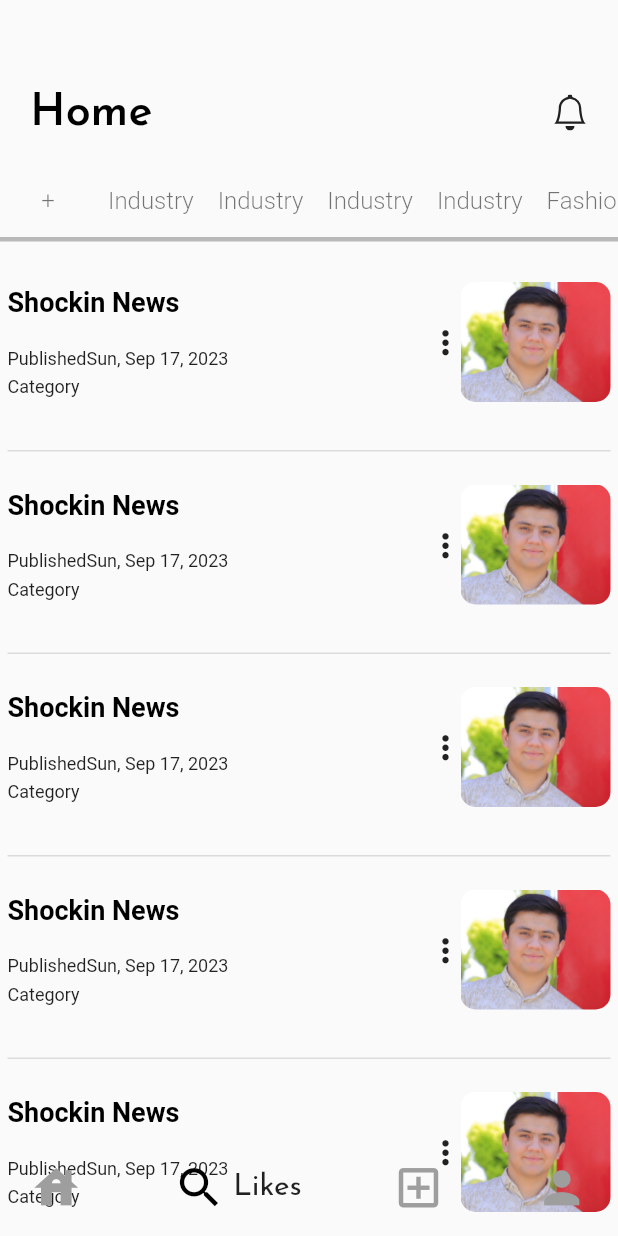
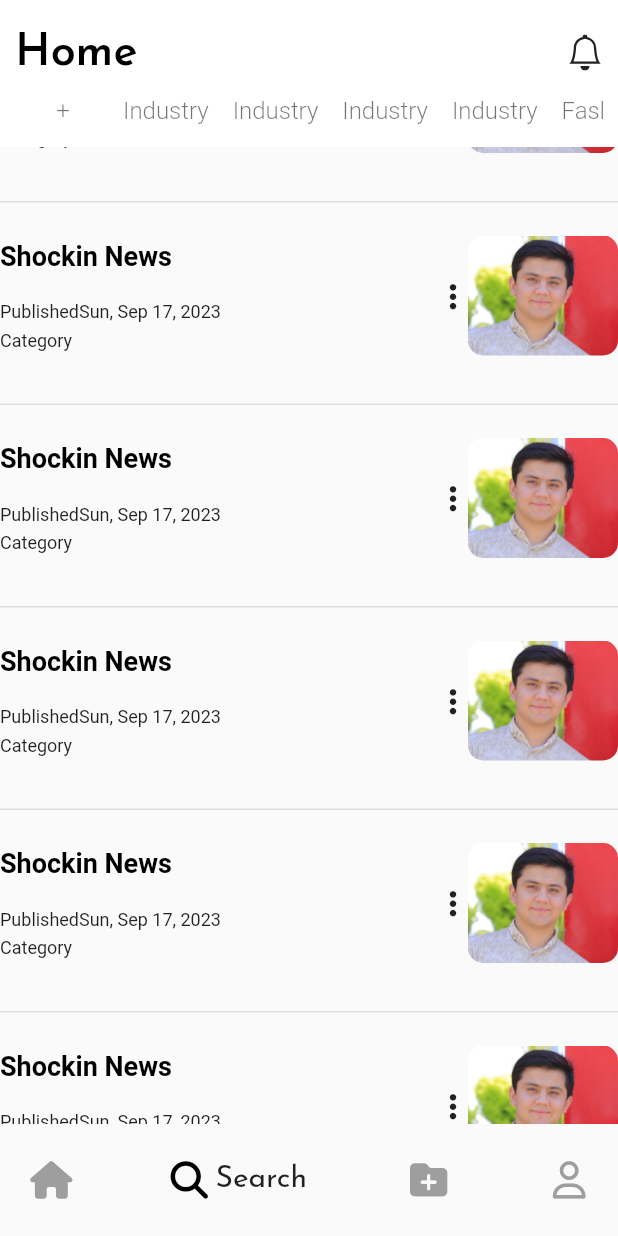
Before and after one commit to qamarbek0120/BlogBoss, a Flutter app: the screen it shows after launch, item 2 of the bottom bar chosen, on a phone screen of 412 x 824 dp. Run offline on Flutter 3.47's test engine with Material 2 defaults, Android fonts, the phone set to English and light mode, and no system bars; drawn by our look-alikes of google_nav_bar; our stand-ins replace bootstrap_icons, font_awesome_flutter, google_fonts.

Commit message:
home screen made more appealing

```diff
--- a/lib/screens/main_pages/home_screen.dart
+++ b/lib/screens/main_pages/home_screen.dart
@@ -2,6 +2,7 @@ import 'package:bootstrap_icons/bootstrap_icons.dart';
 import 'package:boss_blog/constants.dart';
 import 'package:boss_blog/screens/components/blogs.dart';
 import 'package:flutter/material.dart';
+import 'package:font_awesome_flutter/font_awesome_flutter.dart';
 import 'package:google_nav_bar/google_nav_bar.dart';
 import 'package:intl/intl.dart';
 
@@ -20,21 +21,64 @@ class _HomeScreenState extends State<HomeScreen> {
   @override
   Widget build(BuildContext context) {
     return Scaffold(
-      body: Column(
+      body: Stack(
         children: [
-          Padding(
-            padding:
-                const EdgeInsets.only(top: 60, right: 20, left: 20, bottom: 20),
-            child: Row(
+          SingleChildScrollView(
+            scrollDirection: Axis.vertical,
+            child: Column(
+              children: [
+                Blogs(
+                    formattedDate: formattedDate,
+                    header: 'Shockin News',
+                    image: 'assets/blog_images/joxa.jpg'),
+                Blogs(
+                    formattedDate: formattedDate,
+                    header: 'Shockin News',
+                    image: 'assets/blog_images/joxa.jpg'),
+                Blogs(
+                    formattedDate: formattedDate,
+                    header: 'Shockin News',
+                    image: 'assets/blog_images/joxa.jpg'),
+                Blogs(
+                    formattedDate: formattedDate,
+                    header: 'Shockin News',
+                    image: 'assets/blog_images/joxa.jpg'),
+                Blogs(
+                    formattedDate: formattedDate,
+                    header: 'Shockin News',
+                    image: 'assets/blog_images/joxa.jpg'),
+                Blogs(
+                    formattedDate: formattedDate,
+                    header: 'Shockin News',
+                    image: 'assets/blog_images/joxa.jpg'),
+                Blogs(
+                    formattedDate: formattedDate,
+                    header: 'Shockin News',
+                    image: 'assets/blog_images/joxa.jpg'),
+                Blogs(
+                    formattedDate: formattedDate,
+                    header: 'Shockin News',
+                    image: 'assets/blog_images/joxa.jpg'),
+                Blogs(
+                    formattedDate: formattedDate,
+                    header: 'Shockin News',
+                    image: 'assets/blog_images/joxa.jpg'),
+              ],
+            ),
+          ),
+          Container(height: 98,padding: EdgeInsets.only(top: 20,bottom: 0,right: 10,left: 10),
+            decoration: BoxDecoration(color: Colors.white),
+            child: Column(
+              children: [
+                Row(
                   mainAxisAlignment: MainAxisAlignment.spaceBetween,
                   children: [
                     Text(
                       'Home',
                       style: kTitleTextStyle,
                     ),
-                Icon(BootstrapIcons.bell)
+                    Icon(BootstrapIcons.bell),
                   ],
-            ),
                 ),
                 SingleChildScrollView(
                   scrollDirection: Axis.horizontal,
@@ -129,30 +173,9 @@ class _HomeScreenState extends State<HomeScreen> {
                     ],
                   ),
                 ),
-          Container(
-            width: double.infinity,
-            height: 3,
-            color: Colors.black26,
-          ),
-          SingleChildScrollView(
-            scrollDirection: Axis.vertical,
-            child: Padding(
-              padding: const EdgeInsets.all(5.0),
-              child: Column(
-                children: [
-                  Blogs(formattedDate: formattedDate, header: 'Shockin News', image: 'assets/blog_images/joxa.jpg'),
-                  Blogs(formattedDate: formattedDate, header: 'Shockin News', image: 'assets/blog_images/joxa.jpg'),
-                  Blogs(formattedDate: formattedDate, header: 'Shockin News', image: 'assets/blog_images/joxa.jpg'),
-                  Blogs(formattedDate: formattedDate, header: 'Shockin News', image: 'assets/blog_images/joxa.jpg'),
-                  Blogs(formattedDate: formattedDate, header: 'Shockin News', image: 'assets/blog_images/joxa.jpg'),
-                  Blogs(formattedDate: formattedDate, header: 'Shockin News', image: 'assets/blog_images/joxa.jpg'),
-                  Blogs(formattedDate: formattedDate, header: 'Shockin News', image: 'assets/blog_images/joxa.jpg'),
-                  Blogs(formattedDate: formattedDate, header: 'Shockin News', image: 'assets/blog_images/joxa.jpg'),
-                  Blogs(formattedDate: formattedDate, header: 'Shockin News', image: 'assets/blog_images/joxa.jpg'),
               ],
             ),
           ),
-          )
         ],
       ),
       bottomNavigationBar: const GNav(
@@ -168,26 +191,30 @@ class _HomeScreenState extends State<HomeScreen> {
         // unselected icon color
         activeColor: Colors.black,
         // selected icon and text color
-        iconSize: 35,
+        iconSize: 25,
         // tab button icon size
-        padding: EdgeInsets.symmetric(horizontal: 20, vertical: 15),
+        padding: EdgeInsets.symmetric(horizontal: 20, vertical: 25),
         // navigation bar padding
         tabs: [
           GButton(
-            icon: Icons.house,
-            text: 'Home',textStyle: TextStyle(fontSize: 20),
+            icon: FontAwesomeIcons.house,
+            text: 'Home',
+            textStyle: TextStyle(fontSize: 20),
           ),
           GButton(
-            icon: Icons.search,
-            text: 'Likes',textStyle: TextStyle(fontSize: 20),
+            icon: FontAwesomeIcons.search,
+            text: 'Search',
+            textStyle: TextStyle(fontSize: 20),
           ),
           GButton(
-            icon: Icons.add_box_outlined,
-            text: 'Search',textStyle: TextStyle(fontSize: 20),
+            icon: FontAwesomeIcons.folderPlus,
+            text: 'Create',
+            textStyle: TextStyle(fontSize: 20),
           ),
           GButton(
-            icon: Icons.person,
-            text: 'Profile',textStyle: TextStyle(fontSize: 20),
+            icon: FontAwesomeIcons.user,
+            text: 'Profile',
+            textStyle: TextStyle(fontSize: 20),
           ),
         ],
       ),
@@ -203,6 +230,8 @@ class CategoryButton extends StatelessWidget {
   @override
   Widget build(BuildContext context) {
     return TextButton(
+      style:
+          ButtonStyle(backgroundColor: MaterialStatePropertyAll(Colors.white)),
       onPressed: () {},
       child: Text(
         category,
```
Lines whose indentation alone changed are shown as unchanged.
